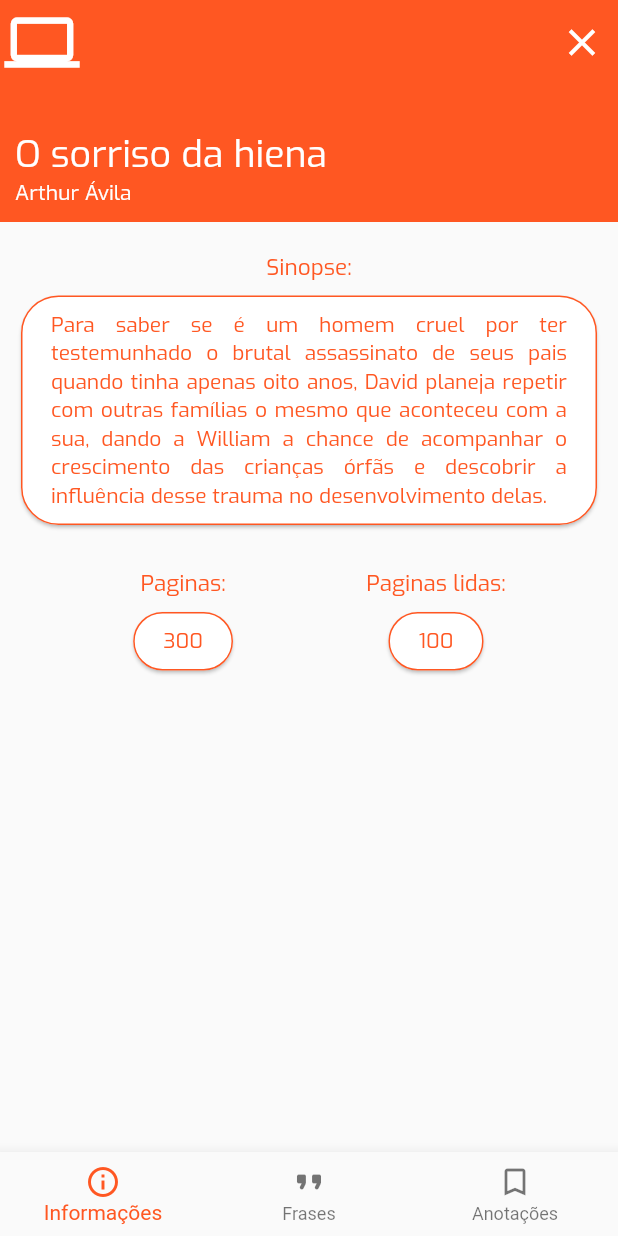
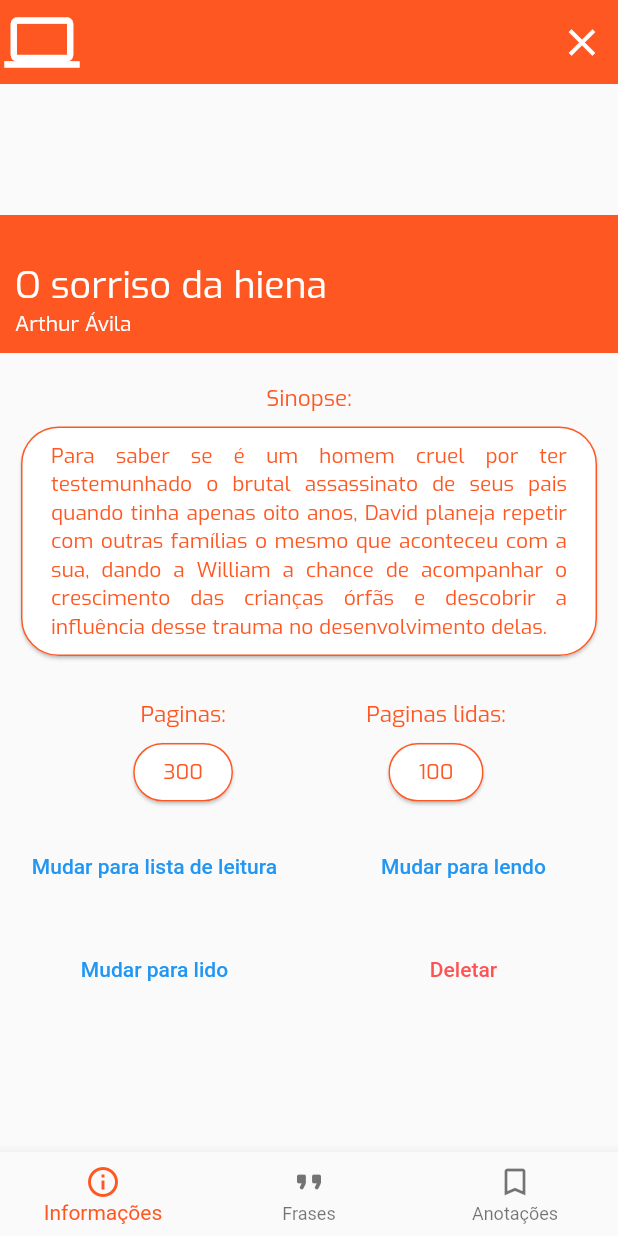
Before and after one commit to DosonsVitor/butterfly-project, a Flutter app: the Paused screen opened by its route, after a tap on "O sorriso da hiena", on a phone screen of 412 x 824 dp. Run offline on Flutter 3.47's test engine with Material 2 defaults, Android fonts, the phone set to English and light mode, and no system bars.

Commit message:
refactor fake db system

```diff
--- a/lib/domain/book.dart
+++ b/lib/domain/book.dart
@@ -11,7 +11,7 @@ class Book {
   final int Paginas;
   final int PaginasLidas;
   final IconData Icon;
-  final String Status;
+  final int Status;
   final List<Anotacao> Frases;
   final List<Anotacao> Anotacoes;
 
@@ -24,7 +24,7 @@ class Book {
     required this.Paginas,
     required this.PaginasLidas,
     required this.Icon,
-    this.Status = "lista_leitura",
+    this.Status = 1,
     this.Frases = const [],
     this.Anotacoes = const []
   });
--- a/lib/pages/book_details.dart
+++ b/lib/pages/book_details.dart
@@ -6,10 +6,30 @@ import '../domain/book.dart';
 
 var bookIcon = Icons.ac_unit_outlined;
 
+List<TextButton> allChangeStatusButton = [
+  TextButton(
+      onPressed: (){},
+      child: Text("Mudar para lista de leitura")
+  ),
+  TextButton(
+      onPressed: (){},
+      child: Text("Mudar para lendo")
+  ),
+  TextButton(
+      onPressed: (){},
+      child: Text("Mudar para pausado")
+  ),
+  TextButton(
+      onPressed: (){},
+      child: Text("Mudar para lido")
+  ),
+];
+
 class BookDetails extends StatefulWidget {
   final Book book;
+  List<TextButton> actualChangeStatusButtons = [];
 
-  const BookDetails({Key? key, required this.book}) : super(key: key);
+  BookDetails({Key? key, required this.book}) : super(key: key);
 
   @override
   State<BookDetails> createState() => _BookDetailsState();
@@ -31,6 +51,14 @@ class _BookDetailsState extends State<BookDetails> {
       frases(widget),
       anotacoes(widget)
     ];
+
+    widget.actualChangeStatusButtons = showChangeStatusButtons(widget.book.Status);
+    widget.actualChangeStatusButtons.add(
+        TextButton(
+            onPressed: (){},
+            child: Text("Deletar", style: TextStyle(color: Colors.redAccent),)
+        )
+    );
 
     return Scaffold(
       appBar: AppBar(
@@ -83,7 +111,8 @@ class _BookDetailsState extends State<BookDetails> {
 }
 
 informacoes(widget) {
-  return Column(
+  return SingleChildScrollView(
+    child: Column(
       children: [
         Container(
             width: 500,
@@ -121,8 +150,20 @@ informacoes(widget) {
             infoCard(
                 "Paginas lidas:", widget.book.PaginasLidas, widget.book.Cor01)
           ],
-      )
+        ),
+
+        GridView.builder(
+          gridDelegate: const SliverGridDelegateWithFixedCrossAxisCount(
+              crossAxisCount: 2, childAspectRatio: 3),
+          shrinkWrap: true,
+          itemCount: 4,
+          itemBuilder: (BuildContext context, int index) {
+            return widget.actualChangeStatusButtons[index];
+          },
+        ),
+
       ],
+    ),
   );
 }
 
@@ -222,3 +263,14 @@ noteCard(String anotacao, pagina, cor) {
                 ])),
       ));
 }
+
+showChangeStatusButtons (statusActual){
+  List<TextButton> showButtons = [];
+  for(int i = 0; i < 4; i++ ){
+    if(statusActual != i+1){
+      showButtons.add(allChangeStatusButton[i]);
+    }
+  }
+
+  return showButtons;
+}
--- a/lib/pages/paused.dart
+++ b/lib/pages/paused.dart
@@ -1,6 +1,7 @@
 import 'package:butterfly_project/data/exemple_books.dart';
 import 'package:flutter/material.dart';
 
+import '../data/example_books2.dart';
 import '../widget/generic_appbar.dart';
 import '../widget/generic_body.dart';
 
@@ -32,7 +33,7 @@ class _PausedState extends State<Paused> {
           ],
         ),
       ),
-      body: GenericBody(items: paused),
+      body: GenericBody(items: getBookForStatus(3)),
     );
   }
 }
--- a/lib/pages/read.dart
+++ b/lib/pages/read.dart
@@ -3,6 +3,7 @@ import 'dart:io';
 import 'package:butterfly_project/data/exemple_books.dart';
 import 'package:flutter/material.dart';
 
+import '../data/example_books2.dart';
 import '../widget/generic_appbar.dart';
 import '../widget/generic_body.dart';
 
@@ -34,7 +35,7 @@ class _ReadState extends State<Read> {
           ],
         ),
       ),
-      body: GenericBody(items: read),
+      body: GenericBody(items: getBookForStatus(2)),
     );
   }
 }
--- a/lib/pages/read_list.dart
+++ b/lib/pages/read_list.dart
@@ -3,6 +3,8 @@ import 'package:butterfly_project/widget/add_book_button.dart';
 import 'package:butterfly_project/widget/generic_appbar.dart';
 import 'package:butterfly_project/widget/generic_body.dart';
 import 'package:flutter/material.dart';
+
+import '../data/example_books2.dart';
 
 class ReadList extends StatefulWidget {
   const ReadList({super.key});
@@ -32,7 +34,7 @@ class _ReadListState extends State<ReadList> {
           ],
         ),
       ),
-      body: GenericBody(items: readList),
+      body: GenericBody(items: getBookForStatus(1)),
 
       floatingActionButton: AddBookButton()
     );
--- a/lib/pages/reading.dart
+++ b/lib/pages/reading.dart
@@ -1,6 +1,7 @@
 import 'package:butterfly_project/data/exemple_books.dart';
 import 'package:flutter/material.dart';
 
+import '../data/example_books2.dart';
 import '../widget/generic_appbar.dart';
 import '../widget/generic_body.dart';
 
@@ -32,7 +33,7 @@ class _ReadingState extends State<Reading> {
           ],
         ),
       ),
-      body: GenericBody(items: reading),
+      body: GenericBody(items: getBookForStatus(4)),
     );
   }
 }
```
Also changed, not shown: lib/data/example_books2.dart (added, +161 -0 lines). Lines whose indentation alone changed are shown as unchanged.
